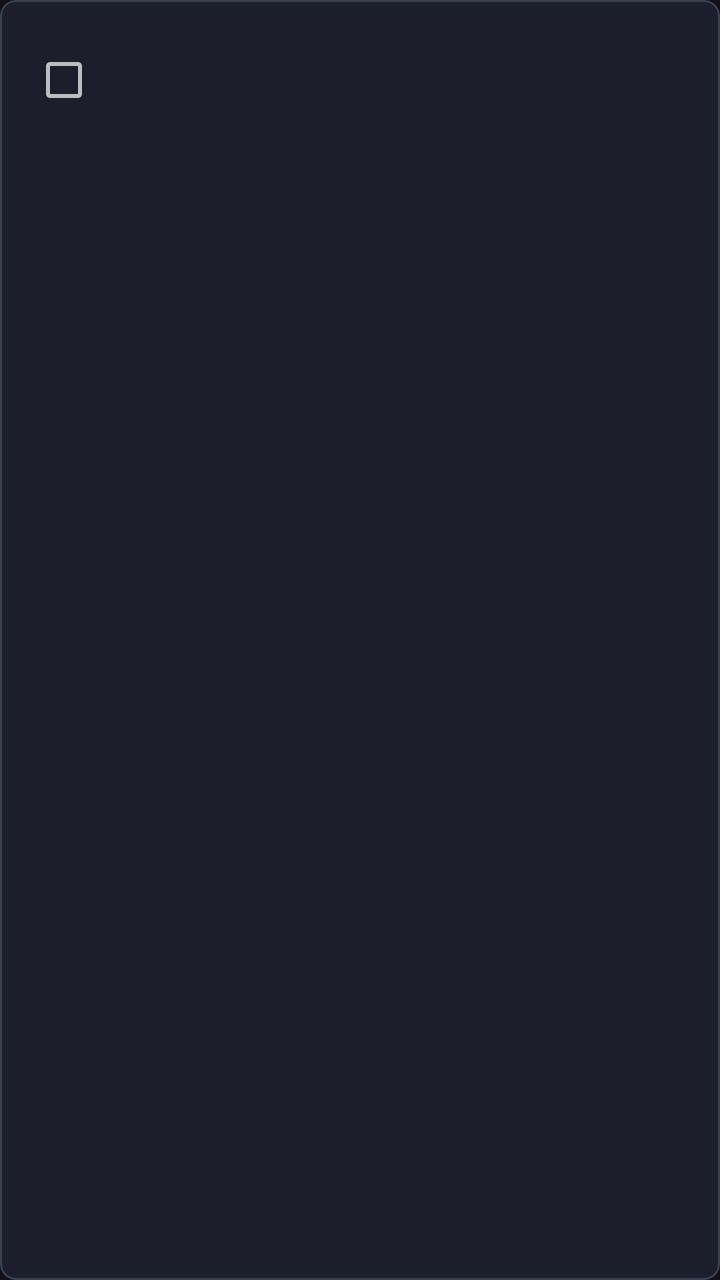
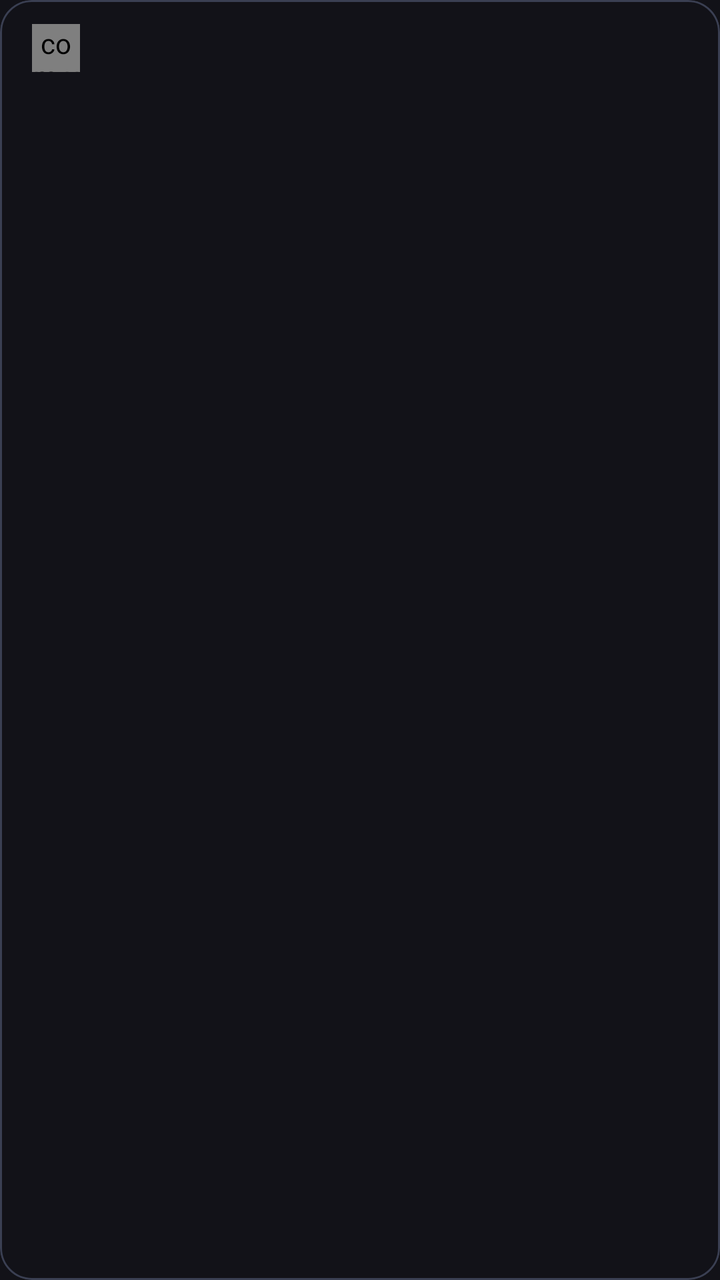

An Android layout rendered at two revisions. The XML below is the earlier revision; the diff shows what the commit changed to produce the second picture.
<!-- AndroidManifest.xml: application theme Theme.Vega -->
<!-- res/layout/item_task.xml -->
<?xml version="1.0" encoding="utf-8"?>
<com.google.android.material.card.MaterialCardView xmlns:android="http://schemas.android.com/apk/res/android"
    xmlns:app="http://schemas.android.com/apk/res-auto"
    android:id="@+id/card_task"
    android:layout_width="match_parent"
    android:layout_height="wrap_content"
    android:layout_marginHorizontal="@dimen/spacing_8"
    android:layout_marginVertical="@dimen/spacing_4"
    app:cardCornerRadius="8dp"
    app:cardElevation="0dp"
    app:cardBackgroundColor="@color/task_card_background"
    app:strokeColor="@color/task_card_stroke"
    app:strokeWidth="1dp">

    <FrameLayout
        android:layout_width="match_parent"
        android:layout_height="wrap_content">

        
        <LinearLayout
            android:id="@+id/layout_foreground"
            android:layout_width="match_parent"
            android:layout_height="wrap_content"
            android:orientation="horizontal"
            android:padding="@dimen/spacing_16"
            android:gravity="center_vertical"
            android:background="@android:color/transparent">

            
            <CheckBox
                android:id="@+id/cb_complete"
                android:layout_width="wrap_content"
                android:layout_height="wrap_content"
                android:layout_marginEnd="@dimen/spacing_12" />

            <LinearLayout
                android:layout_width="0dp"
                android:layout_height="wrap_content"
                android:layout_weight="1"
                android:orientation="vertical">

                
                <TextView
                    android:id="@+id/tv_task_title"
                    android:layout_width="match_parent"
                    android:layout_height="wrap_content"
                    android:textAppearance="?attr/textAppearanceBody1"
                    android:textColor="?android:attr/textColorPrimary" />

                
                <TextView
                    android:id="@+id/tv_task_due_date"
                    android:layout_width="match_parent"
                    android:layout_height="wrap_content"
                    android:layout_marginTop="4dp"
                    android:textAppearance="?attr/textAppearanceCaption"
                    android:textColor="?android:attr/textColorSecondary"
                    android:visibility="gone" />

                
                <LinearLayout
                    android:id="@+id/layout_task_recurrence"
                    android:layout_width="match_parent"
                    android:layout_height="wrap_content"
                    android:layout_marginTop="4dp"
                    android:orientation="horizontal"
                    android:gravity="center_vertical"
                    android:visibility="gone">

                    <ImageView
                        android:layout_width="14dp"
                        android:layout_height="14dp"
                        android:layout_marginEnd="4dp"
                        app:srcCompat="@drawable/ic_repeat"
                        app:tint="@color/recurrence_primary" />

                    <TextView
                        android:id="@+id/tv_task_recurrence"
                        android:layout_width="wrap_content"
                        android:layout_height="wrap_content"
                        android:textAppearance="?attr/textAppearanceCaption"
                        android:textColor="@color/recurrence_primary"
                        android:textStyle="bold" />
                </LinearLayout>
            </LinearLayout>

            
            <com.google.android.material.chip.Chip
                android:id="@+id/chip_priority"
                style="@style/Widget.MaterialComponents.Chip.Action"
                android:layout_width="wrap_content"
                android:layout_height="wrap_content"
                android:clickable="false"
                android:focusable="false"
                android:visibility="gone"
                app:chipMinHeight="24dp"
                app:chipCornerRadius="4dp"
                android:textSize="10sp" />

        </LinearLayout>

        
        <LinearLayout
            android:id="@+id/layout_actions_overlay"
            android:layout_width="match_parent"
            android:layout_height="match_parent"
            android:orientation="horizontal"
            android:gravity="center"
            android:background="#E6000000"
            android:visibility="gone"
            android:clickable="true"
            android:focusable="true">

            <com.google.android.material.button.MaterialButton
                android:id="@+id/btn_action_postpone"
                style="@style/Widget.MaterialComponents.Button.TextButton.Icon"
                android:layout_width="wrap_content"
                android:layout_height="wrap_content"
                android:text="Postpone"
                android:textColor="@android:color/white"
                app:icon="@android:drawable/ic_menu_agenda"
                app:iconTint="@android:color/white"
                android:layout_marginEnd="@dimen/spacing_16" />

            <com.google.android.material.button.MaterialButton
                android:id="@+id/btn_action_delete"
                style="@style/Widget.MaterialComponents.Button.TextButton.Icon"
                android:layout_width="wrap_content"
                android:layout_height="wrap_content"
                android:text="Delete"
                android:textColor="@color/error"
                app:icon="@android:drawable/ic_menu_delete"
                app:iconTint="@color/error" />

        </LinearLayout>
    </FrameLayout>
</com.google.android.material.card.MaterialCardView>
<!-- resources referenced by this layout -->
<resources>
  <color name="error">@color/vega_priority_high</color>
  <color name="recurrence_primary">@color/vega_recurring_accent</color>
  <color name="task_card_background">@color/vega_surface</color>
  <color name="task_card_stroke">@color/vega_border</color>
  <dimen name="spacing_12">@dimen/spacing_md</dimen>
  <dimen name="spacing_16">@dimen/spacing_lg</dimen>
  <dimen name="spacing_4">@dimen/spacing_xs</dimen>
  <dimen name="spacing_8">@dimen/spacing_sm</dimen>
  <!-- drawable ic_repeat (drawable) -->
  <vector xmlns:android="http://schemas.android.com/apk/res/android"
      android:width="24dp"
      android:height="24dp"
      android:viewportWidth="24.0"
      android:viewportHeight="24.0">
      <path
          android:fillColor="#FF000000"
          android:pathData="M7,7h10v3l4,-4l-4,-4v3H5v6h2V7zm10,10H7v-3l-4,4l4,4v-3h12v-6h-2v4z"/>
  </vector>
  <color name="vega_priority_high">#E94560</color>
  <color name="vega_recurring_accent">#6C7CE7</color>
  <color name="vega_surface">#1C1F2B</color>
  <color name="vega_border">#3A3F52</color>
  <dimen name="spacing_md">12dp</dimen>
  <dimen name="spacing_lg">16dp</dimen>
  <dimen name="spacing_xs">4dp</dimen>
  <dimen name="spacing_sm">8dp</dimen>
  <color name="vega_primary">#4ECDC4</color>
  <color name="vega_background">#121218</color>
  <color name="vega_on_background">#F0F0F2</color>
  <style name="TextAppearance.Vega.Display" parent="TextAppearance.MaterialComponents.Headline5">
          <item name="fontFamily">sans-serif</item>
          <item name="android:textStyle">bold</item>
          <item name="android:textSize">28sp</item>
          <item name="android:textColor">@color/vega_on_background</item>
      </style>
  <style name="TextAppearance.Vega.Title" parent="TextAppearance.MaterialComponents.Headline6">
          <item name="fontFamily">sans-serif-medium</item>
          <item name="android:textStyle">bold</item>
          <item name="android:textSize">18sp</item>
          <item name="android:textColor">@color/vega_on_background</item>
      </style>
  <style name="TextAppearance.Vega.Body" parent="TextAppearance.MaterialComponents.Body1">
          <item name="fontFamily">sans-serif</item>
          <item name="android:textStyle">normal</item>
          <item name="android:textSize">16sp</item>
          <item name="android:textColor">@color/vega_on_background</item>
      </style>
  <style name="TextAppearance.Vega.Caption" parent="TextAppearance.MaterialComponents.Caption">
          <item name="fontFamily">sans-serif</item>
          <item name="android:textStyle">normal</item>
          <item name="android:textSize">12sp</item>
          <item name="android:textColor">@color/vega_on_surface</item>
      </style>
  <style name="TextAppearance.Vega.Label" parent="TextAppearance.MaterialComponents.Overline">
          <item name="fontFamily">sans-serif-medium</item>
          <item name="android:textStyle">normal</item>
          <item name="android:textSize">13sp</item>
          <item name="android:letterSpacing">0.04</item>
          <item name="android:textColor">@color/vega_on_surface</item>
      </style>
  <style name="ShapeAppearance.Vega.SmallComponent" parent="ShapeAppearance.MaterialComponents.SmallComponent">
          <item name="cornerRadius">8dp</item>
      </style>
  <style name="ShapeAppearance.Vega.MediumComponent" parent="ShapeAppearance.MaterialComponents.MediumComponent">
          <item name="cornerRadius">16dp</item>
      </style>
  <color name="vega_on_surface">#A8ADBD</color>
  <!-- unchanged entries left out for length: 1 -->
</resources>

<!-- the commit's change to res/layout/item_task.xml (unified diff, before → after) -->
@@ -4,12 +4,12 @@
     android:id="@+id/card_task"
     android:layout_width="match_parent"
     android:layout_height="wrap_content"
-    android:layout_marginHorizontal="@dimen/spacing_8"
-    android:layout_marginVertical="@dimen/spacing_4"
-    app:cardCornerRadius="8dp"
-    app:cardElevation="0dp"
-    app:cardBackgroundColor="@color/task_card_background"
-    app:strokeColor="@color/task_card_stroke"
+    android:layout_marginHorizontal="@dimen/spacing_lg"
+    android:layout_marginVertical="4dp"
+    app:cardCornerRadius="@dimen/card_corner_radius"
+    app:cardElevation="@dimen/card_elevation"
+    app:cardBackgroundColor="@android:color/transparent"
+    app:strokeColor="@color/vega_border"
     app:strokeWidth="1dp">
 
     <FrameLayout
@@ -22,16 +22,17 @@
             android:layout_width="match_parent"
             android:layout_height="wrap_content"
             android:orientation="horizontal"
-            android:padding="@dimen/spacing_16"
+            android:paddingVertical="@dimen/spacing_md"
+            android:paddingHorizontal="@dimen/spacing_lg"
             android:gravity="center_vertical"
             android:background="@android:color/transparent">
 
             
-            <CheckBox
-                android:id="@+id/cb_complete"
-                android:layout_width="wrap_content"
-                android:layout_height="wrap_content"
-                android:layout_marginEnd="@dimen/spacing_12" />
+            <com.vega.ui.views.CircularCheckboxView
+                android:id="@+id/circular_checkbox"
+                android:layout_width="@dimen/checkbox_size"
+                android:layout_height="@dimen/checkbox_size"
+                android:layout_marginEnd="@dimen/spacing_md" />
 
             <LinearLayout
                 android:layout_width="0dp"
@@ -44,8 +45,8 @@
                     android:id="@+id/tv_task_title"
                     android:layout_width="match_parent"
                     android:layout_height="wrap_content"
-                    android:textAppearance="?attr/textAppearanceBody1"
-                    android:textColor="?android:attr/textColorPrimary" />
+                    android:textAppearance="@style/TextAppearance.Vega.Title"
+                    android:textColor="@color/vega_on_background" />
 
                 
                 <TextView
@@ -53,8 +54,8 @@
                     android:layout_width="match_parent"
                     android:layout_height="wrap_content"
                     android:layout_marginTop="4dp"
-                    android:textAppearance="?attr/textAppearanceCaption"
-                    android:textColor="?android:attr/textColorSecondary"
+                    android:textAppearance="@style/TextAppearance.Vega.Label"
+                    android:textColor="@color/vega_on_surface"
                     android:visibility="gone" />
 
                 
@@ -72,15 +73,14 @@
                         android:layout_height="14dp"
                         android:layout_marginEnd="4dp"
                         app:srcCompat="@drawable/ic_repeat"
-                        app:tint="@color/recurrence_primary" />
+                        app:tint="@color/vega_recurring_accent" />
 
                     <TextView
                         android:id="@+id/tv_task_recurrence"
                         android:layout_width="wrap_content"
                         android:layout_height="wrap_content"
-                        android:textAppearance="?attr/textAppearanceCaption"
-                        android:textColor="@color/recurrence_primary"
-                        android:textStyle="bold" />
+                        android:textAppearance="@style/TextAppearance.Vega.Caption"
+                        android:textColor="@color/vega_recurring_accent" />
                 </LinearLayout>
             </LinearLayout>
 
@@ -93,9 +93,9 @@
                 android:clickable="false"
                 android:focusable="false"
                 android:visibility="gone"
-                app:chipMinHeight="24dp"
-                app:chipCornerRadius="4dp"
-                android:textSize="10sp" />
+                app:chipMinHeight="20dp"
+                app:chipCornerRadius="50dp"
+                android:textSize="11sp" />
 
         </LinearLayout>
 
@@ -106,7 +106,7 @@
             android:layout_height="match_parent"
             android:orientation="horizontal"
             android:gravity="center"
-            android:background="#E6000000"
+            android:background="@color/vega_surface_overlay"
             android:visibility="gone"
             android:clickable="true"
             android:focusable="true">
@@ -117,10 +117,10 @@
                 android:layout_width="wrap_content"
                 android:layout_height="wrap_content"
                 android:text="Postpone"
-                android:textColor="@android:color/white"
+                android:textColor="@color/vega_on_background"
                 app:icon="@android:drawable/ic_menu_agenda"
-                app:iconTint="@android:color/white"
-                android:layout_marginEnd="@dimen/spacing_16" />
+                app:iconTint="@color/vega_on_background"
+                android:layout_marginEnd="@dimen/spacing_lg" />
 
             <com.google.android.material.button.MaterialButton
                 android:id="@+id/btn_action_delete"
@@ -128,9 +128,9 @@
                 android:layout_width="wrap_content"
                 android:layout_height="wrap_content"
                 android:text="Delete"
-                android:textColor="@color/error"
+                android:textColor="@color/vega_priority_high"
                 app:icon="@android:drawable/ic_menu_delete"
-                app:iconTint="@color/error" />
+                app:iconTint="@color/vega_priority_high" />
 
         </LinearLayout>
     </FrameLayout>
<!-- resource entries referenced after the edit -->
@@ -1,13 +1,5 @@
 <!-- resources referenced by this layout -->
 <resources>
-  <color name="error">@color/vega_priority_high</color>
-  <color name="recurrence_primary">@color/vega_recurring_accent</color>
-  <color name="task_card_background">@color/vega_surface</color>
-  <color name="task_card_stroke">@color/vega_border</color>
-  <dimen name="spacing_12">@dimen/spacing_md</dimen>
-  <dimen name="spacing_16">@dimen/spacing_lg</dimen>
-  <dimen name="spacing_4">@dimen/spacing_xs</dimen>
-  <dimen name="spacing_8">@dimen/spacing_sm</dimen>
   <!-- drawable ic_repeat (drawable) -->
   <vector xmlns:android="http://schemas.android.com/apk/res/android"
       android:width="24dp"
@@ -20,12 +12,14 @@
   </vector>
   <color name="vega_priority_high">#E94560</color>
   <color name="vega_recurring_accent">#6C7CE7</color>
+  <color name="vega_surface_overlay">#2A2F42</color>
+  <dimen name="card_corner_radius">16dp</dimen>
+  <dimen name="card_elevation">0dp</dimen>
+  <dimen name="checkbox_size">24dp</dimen>
   <color name="vega_surface">#1C1F2B</color>
   <color name="vega_border">#3A3F52</color>
   <dimen name="spacing_md">12dp</dimen>
   <dimen name="spacing_lg">16dp</dimen>
-  <dimen name="spacing_xs">4dp</dimen>
-  <dimen name="spacing_sm">8dp</dimen>
   <color name="vega_primary">#4ECDC4</color>
   <color name="vega_background">#121218</color>
   <color name="vega_on_background">#F0F0F2</color>
